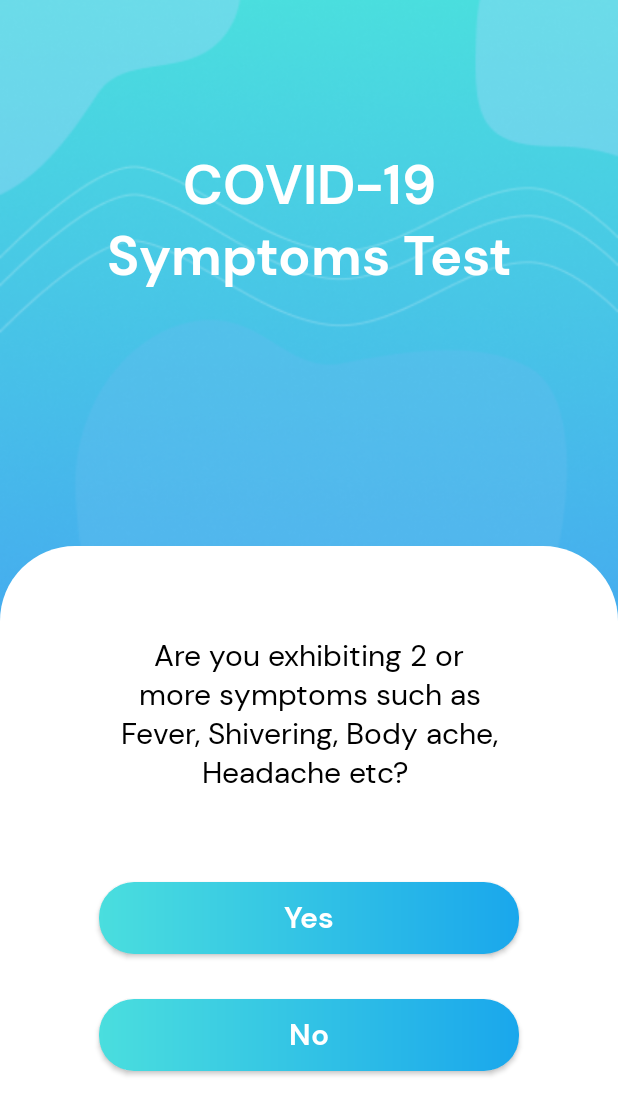
After one commit to jh0411/C19Trace, an Android app: the SymptomsTestActivity screen opened directly, with no data from a screen before it, on a phone screen of 412 x 824 dp. The commit adds this screen. Shown: the top 1115 px of the screen. Run offline under Robolectric (Android 15) with nearby library versions, the phone set to English and light mode, and no system bars.

Commit message:
31 May 830am commit

```diff
--- /dev/null
+++ b/app/src/main/java/com/example/c19trace/SymptomsTestActivity.java
@@ -0,0 +1,127 @@
+package com.example.c19trace;
+
+import androidx.appcompat.app.AppCompatActivity;
+
+import android.content.Intent;
+import android.os.Bundle;
+import android.view.View;
+import android.widget.Button;
+import android.widget.TextView;
+
+import java.util.ArrayList;
+import java.util.Locale;
+
+public class SymptomsTestActivity extends AppCompatActivity {
+
+    TextView question;
+    Button option1, option2;
+
+    ArrayList<SymptomsTestClass> symptomsTestClassArrayList;
+
+    int count = 0, score = 0;
+
+    SymptomsTestClass q0 = new SymptomsTestClass(
+            "Are you exhibiting 2 or more symptoms such as Fever, Shivering, Body ache, Headache etc? ",
+            "Yes",
+            "No"
+    );
+
+    SymptomsTestClass q1 = new SymptomsTestClass(
+            "Beside the above, are you exhibiting any of the symptoms such as Cough, Difficulty breathing, Loss of smell, Loss of taste",
+            "Yes",
+            "No"
+    );
+
+    SymptomsTestClass q2 = new SymptomsTestClass(
+            "Have you attended any event/areas associated with known COVID-19 cluster?",
+            "Yes",
+            "No"
+    );
+
+    SymptomsTestClass q3 = new SymptomsTestClass(
+            "Have you travelled abroad within the last 14 days?",
+            "Yes",
+            "No"
+    );
+
+    SymptomsTestClass q4 = new SymptomsTestClass(
+            "Have you had close contact with any confirmed or suspected COVID-19 cases within the last 14 days? ",
+            "Yes",
+            "No"
+    );
+
+    @Override
+    protected void onCreate(Bundle savedInstanceState) {
+        super.onCreate(savedInstanceState);
+        setContentView(R.layout.activity_symptoms_test);
+
+        question = findViewById(R.id.tv_testQuestionTitle);
+        option1 = findViewById(R.id.btn_testAnsYes);
+        option2 = findViewById(R.id.btn_testAnsNo);
+
+        symptomsTestClassArrayList = new ArrayList<>();
+
+        getTestQuestions(symptomsTestClassArrayList);
+
+        setDataToView();
+
+        option1.setOnClickListener(new View.OnClickListener() {
+            @Override
+            public void onClick(View v) {
+                answerYes();
+            }
+        });
+
+        option2.setOnClickListener(new View.OnClickListener() {
+            @Override
+            public void onClick(View v) {
+                answerNo();
+            }
+        });
+    }
+
+    private void answerYes() {
+        score++;
+        count++;
+
+        if(count == symptomsTestClassArrayList.size()){
+            Intent intent = new Intent(SymptomsTestActivity.this, SymptomsResultActivity.class);
+            startActivity(intent);
+            finish();
+        } else{
+            setDataToView();
+        }
+    }
+
+    private void answerNo() {
+        score--;
+        count++;
+
+        if(count == symptomsTestClassArrayList.size()){
+            Intent intent = new Intent(SymptomsTestActivity.this, SymptomsResultActivity.class);
+
+            Bundle b = new Bundle();
+            b.putInt("score", score);
+            intent.putExtras(b);
+
+            startActivity(intent);
+            finish();
+        } else{
+            setDataToView();
+        }
+    }
+
+    private void setDataToView() {
+        question.setText(symptomsTestClassArrayList.get(count).getQuestion());
+        option1.setText(symptomsTestClassArrayList.get(count).getOption1());
+        option2.setText(symptomsTestClassArrayList.get(count).getOption2());
+    }
+
+    private void getTestQuestions(ArrayList<SymptomsTestClass> symptomsTestClassArrayList) {
+        symptomsTestClassArrayList.add(q0);
+        symptomsTestClassArrayList.add(q1);
+        symptomsTestClassArrayList.add(q2);
+        symptomsTestClassArrayList.add(q3);
+        symptomsTestClassArrayList.add(q4);
+    }
+}
--- /dev/null
+++ b/app/src/main/java/com/example/c19trace/SymptomsTestClass.java
@@ -0,0 +1,37 @@
+package com.example.c19trace;
+
+public class SymptomsTestClass {
+    private String question;
+    private String option1;
+    private String option2;
+
+    public SymptomsTestClass(String question, String option1, String option2) {
+        this.question = question;
+        this.option1 = option1;
+        this.option2 = option2;
+    }
+
+    public String getQuestion() {
+        return question;
+    }
+
+    public void setQuestion(String question) {
+        this.question = question;
+    }
+
+    public String getOption1() {
+        return option1;
+    }
+
+    public void setOption1(String option1) {
+        this.option1 = option1;
+    }
+
+    public String getOption2() {
+        return option2;
+    }
+
+    public void setOption2(String option2) {
+        this.option2 = option2;
+    }
+}
--- a/app/src/main/res/layout/fragment_symptoms_test_result.xml
+++ b/app/src/main/res/layout/activity_symptoms_result.xml
@@ -4,9 +4,8 @@
     xmlns:tools="http://schemas.android.com/tools"
     android:layout_width="match_parent"
     android:layout_height="match_parent"
-    tools:context=".SymptomsTestResultFragment"
+    tools:context=".SymptomsResultActivity"
     android:background="@drawable/background">
-
 
     <ImageView
         android:id="@+id/iv_resultIcon"
--- a/app/src/main/res/layout/fragment_symptoms_test.xml
+++ b/app/src/main/res/layout/activity_symptoms_test.xml
@@ -4,9 +4,8 @@
     xmlns:tools="http://schemas.android.com/tools"
     android:layout_width="match_parent"
     android:layout_height="match_parent"
-    tools:context=".SymptomsTestFragment"
+    tools:context=".SymptomsTestActivity"
     android:background="@drawable/background">
-
 
     <TextView
         android:id="@+id/tv_symptomsTestTitle"
@@ -17,7 +16,7 @@
         android:textAlignment="center"
         android:textColor="@color/white"
         android:textSize="36sp"
-        android:layout_marginTop="80dp"
+        android:layout_marginTop="100dp"
         app:layout_constraintEnd_toEndOf="parent"
         app:layout_constraintStart_toStartOf="parent"
         app:layout_constraintTop_toTopOf="parent"
@@ -26,7 +25,7 @@
     <ImageView
         android:id="@+id/iv_testWhiteBottom"
         android:layout_width="match_parent"
-        android:layout_height="500dp"
+        android:layout_height="460dp"
         android:src="@drawable/white_bottom"
         app:layout_constraintBottom_toBottomOf="parent"
         app:layout_constraintEnd_toEndOf="parent"
@@ -42,7 +41,7 @@
         android:textAlignment="center"
         android:textColor="@color/black"
         android:textSize="20sp"
-        android:layout_marginTop="80dp"
+        android:layout_marginTop="60dp"
         app:layout_constraintEnd_toEndOf="parent"
         app:layout_constraintStart_toStartOf="parent"
         app:layout_constraintTop_toTopOf="@+id/iv_testWhiteBottom" />
@@ -57,7 +56,7 @@
         android:textAllCaps="false"
         android:textColor="@color/white"
         android:textSize="20sp"
-        android:layout_marginTop="40dp"
+        android:layout_marginTop="60dp"
         app:layout_constraintEnd_toEndOf="parent"
         app:layout_constraintStart_toStartOf="parent"
         app:layout_constraintTop_toBottomOf="@+id/tv_testQuestionTitle" />
```
Also changed, not shown: app/src/main/AndroidManifest.xml (+7 -2 lines), app/src/main/java/com/example/c19trace/HomeFragment.java (+10 -0 lines), app/src/main/java/com/example/c19trace/SymptomsResultActivity.java (added, +45 -0 lines), app/src/main/java/com/example/c19trace/SymptomsTestFragment.java (deleted, +0 -64 lines), app/src/main/java/com/example/c19trace/SymptomsTestResultFragment.java (deleted, +0 -64 lines).
